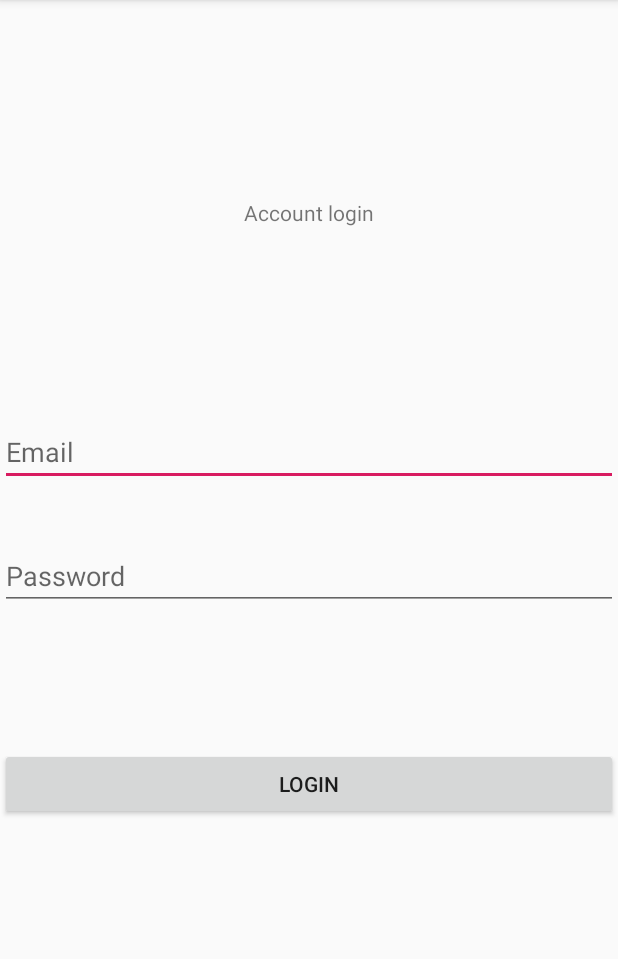
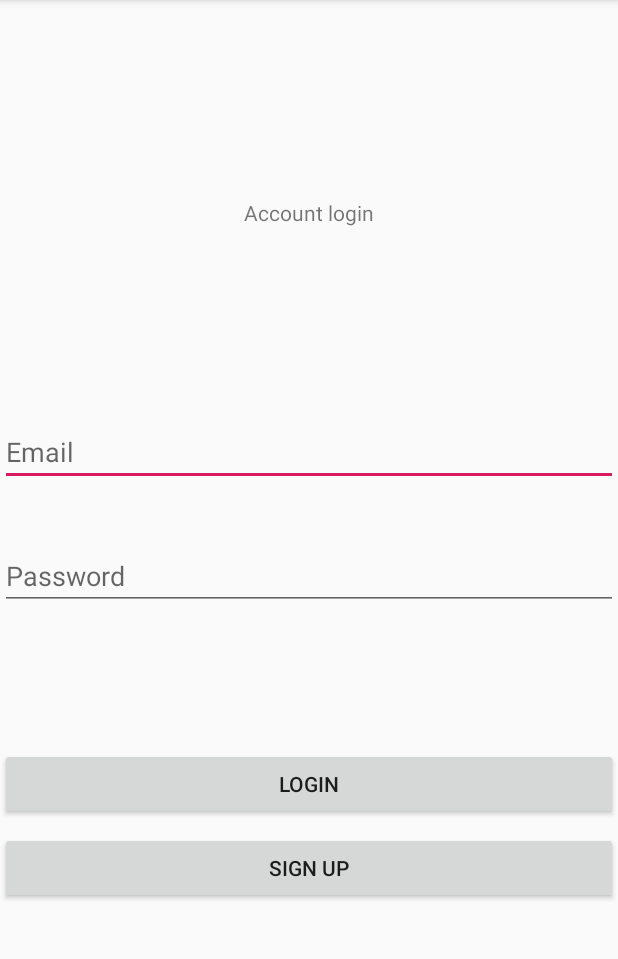
Before and after one commit to scottliu21/group-builder, an Android app: the screen it shows after launch (LoginActivity), on a phone screen of 412 x 824 dp, the part 84-1043 px from its top. Run offline under Robolectric (Android 15) with nearby library versions, the phone set to English and light mode, and no system bars; our stand-ins replace Firebase (no records; nobody signed in at launch, a user with empty details on screens opened directly).

Commit message:
Created the signup button

```diff
--- a/app/build.gradle
+++ b/app/build.gradle
@@ -26,6 +26,7 @@ dependencies {
     implementation 'androidx.constraintlayout:constraintlayout:1.1.3'
     implementation 'com.google.firebase:firebase-database:19.2.0'
     implementation 'com.google.firebase:firebase-auth:19.1.0'
+    implementation 'com.google.firebase:firebase-analytics:17.2.0'
     testImplementation 'junit:junit:4.12'
     androidTestImplementation 'androidx.test.ext:junit:1.1.1'
     androidTestImplementation 'androidx.test.espresso:espresso-core:3.2.0'
--- a/app/src/main/java/com/example/groupbuilder/LoginActivity.java
+++ b/app/src/main/java/com/example/groupbuilder/LoginActivity.java
@@ -21,7 +21,7 @@ import com.google.firebase.auth.FirebaseAuth;
 
 public class LoginActivity extends AppCompatActivity {
     private EditText emailTV, passwordTV;
-    private Button loginButton;
+    private Button loginButton, signupButton;
     private ProgressBar progressBar;
 
     private FirebaseAuth mAuth;
@@ -40,6 +40,15 @@ public class LoginActivity extends AppCompatActivity {
                 loginUserAccount();
             }
         });
+        signupButton.setOnClickListener(new View.OnClickListener(){
+            @Override
+            public void onClick(View v){
+                Intent intent = new Intent(LoginActivity.this, SignUpActivity.class);
+                startActivity(intent);
+            }
+        });
+
+
     }
 
     private void loginUserAccount(){
@@ -50,10 +59,12 @@ public class LoginActivity extends AppCompatActivity {
 
         if (TextUtils.isEmpty(email)) {
             Toast.makeText(getApplicationContext(), "Please enter an email", Toast.LENGTH_LONG).show();
+            progressBar.setVisibility(View.GONE);
             return;
         }
         if (TextUtils.isEmpty(password)) {
             Toast.makeText(getApplicationContext(), "Please enter a password", Toast.LENGTH_LONG).show();
+            progressBar.setVisibility(View.GONE);
             return;
         }
 
@@ -79,5 +90,6 @@ public class LoginActivity extends AppCompatActivity {
         passwordTV = findViewById(R.id.loginPassword);
         loginButton = findViewById(R.id.loginButton);
         progressBar = findViewById(R.id.loginProgressBar);
+        signupButton = findViewById(R.id.signupButton);
     }
 }
--- a/app/src/main/res/layout/activity_login.xml
+++ b/app/src/main/res/layout/activity_login.xml
@@ -23,23 +23,23 @@
         android:layout_height="wrap_content"
         android:layout_marginBottom="37dp"
         android:hint="@string/loginEmail"
+        android:importantForAutofill="no"
         android:inputType="textEmailAddress"
         app:layout_constraintBottom_toTopOf="@+id/loginPassword"
         app:layout_constraintEnd_toEndOf="parent"
-        app:layout_constraintStart_toStartOf="parent"
-        android:importantForAutofill="no" />
+        app:layout_constraintStart_toStartOf="parent" />
 
     <EditText
         android:id="@+id/loginPassword"
         android:layout_width="match_parent"
         android:layout_height="wrap_content"
         android:hint="@string/loginPassword"
+        android:importantForAutofill="no"
         android:inputType="textPassword"
         app:layout_constraintBottom_toBottomOf="parent"
         app:layout_constraintEnd_toEndOf="parent"
         app:layout_constraintStart_toStartOf="parent"
-        app:layout_constraintTop_toTopOf="parent"
-        android:importantForAutofill="no" />
+        app:layout_constraintTop_toTopOf="parent" />
 
     <Button
         android:id="@+id/loginButton"
@@ -54,6 +54,17 @@
         app:layout_constraintStart_toStartOf="parent"
         app:layout_constraintTop_toTopOf="@+id/loginEmail" />
 
+    <Button
+        android:id="@+id/signupButton"
+        android:layout_width="match_parent"
+        android:layout_height="wrap_content"
+        android:layout_marginTop="8dp"
+        android:text="@string/sign_up"
+        app:layout_constraintEnd_toEndOf="parent"
+        app:layout_constraintHorizontal_bias="0.0"
+        app:layout_constraintStart_toStartOf="parent"
+        app:layout_constraintTop_toBottomOf="@+id/loginButton" />
+
     <ProgressBar
         android:id="@+id/loginProgressBar"
         android:layout_width="wrap_content"
--- a/app/src/main/res/values/strings.xml
+++ b/app/src/main/res/values/strings.xml
@@ -8,4 +8,5 @@
     <string name="loginPassword">Password</string>
     <string name="loginEmail">Email</string>
     <string name="account_login">Account login</string>
+    <string name="sign_up">Sign Up</string>
 </resources>
```
